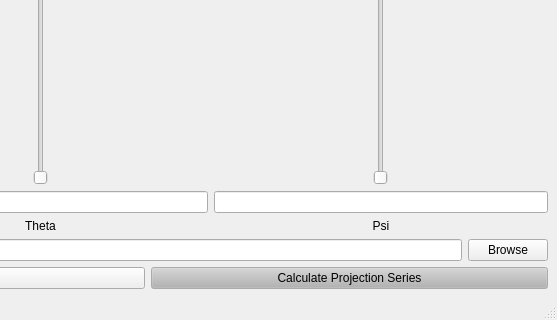
Old version of the form GENFIRE/gui/ProjectionCalculator_MainWindow.ui in the repository genfire-em/GENFIRE-Python; both pictures show x 262 to 819 and y 704 to 1024 of the 819 by 1024 pixel window.
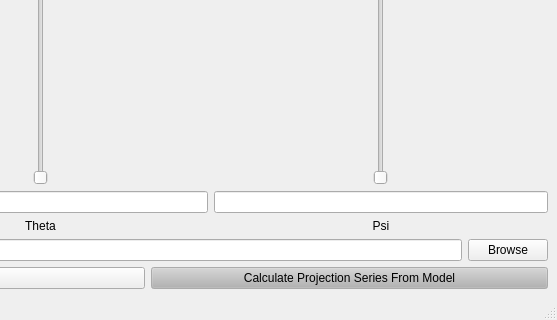
New version of the form.

Commit message: projection calculator finished

```diff
--- a/GENFIRE/gui/ProjectionCalculator_MainWindow.ui
+++ b/GENFIRE/gui/ProjectionCalculator_MainWindow.ui
@@ -225,7 +225,7 @@
            </palette>
           </property>
           <property name="text">
-           <string>Calculate Projection Series</string>
+           <string>Calculate Projection Series From Model</string>
           </property>
          </widget>
         </item>
```
The commit also changes 5 other files.
